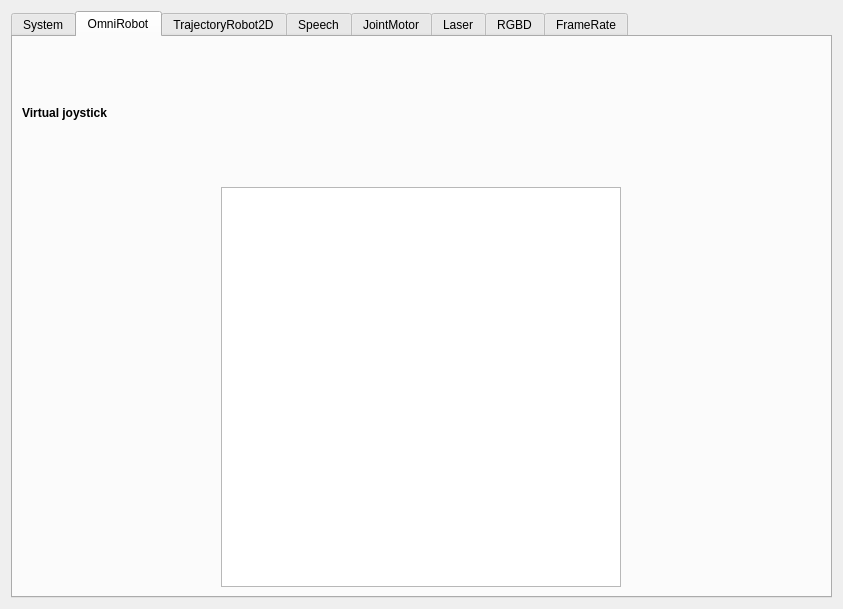
Old version of the form components/shellyPanel/src/mainUI.ui in the repository robocomp/robocomp-shelly.
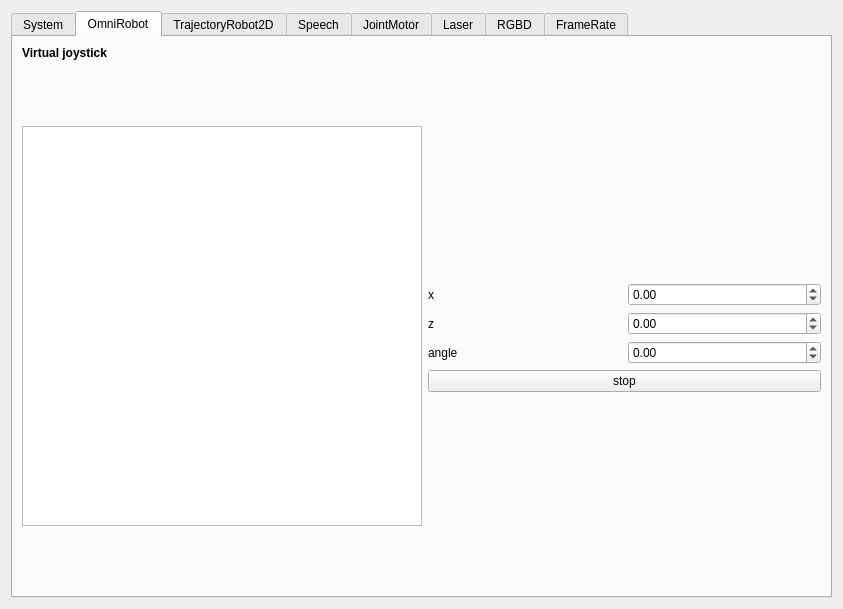
New version of the form. The open tabs and pages were chosen to show the change.

Diff of the .ui file:
```diff
--- a/components/shellyPanel/src/mainUI.ui
+++ b/components/shellyPanel/src/mainUI.ui
@@ -356,8 +356,8 @@
           </widget>
          </item>
          <item>
-          <layout class="QGridLayout" name="gridLayout_3">
-           <item row="0" column="0">
+          <layout class="QHBoxLayout" name="horizontalLayout_2">
+           <item>
             <widget class="QGraphicsView" name="graphicsViewJoyStick">
              <property name="minimumSize">
               <size>
@@ -373,6 +373,122 @@
              </property>
             </widget>
            </item>
+           <item>
+            <layout class="QVBoxLayout" name="verticalLayout_19">
+             <item>
+              <spacer name="verticalSpacer_18">
+               <property name="orientation">
+                <enum>Qt::Vertical</enum>
+               </property>
+               <property name="sizeHint" stdset="0">
+                <size>
+                 <width>20</width>
+                 <height>40</height>
+                </size>
+               </property>
+              </spacer>
+             </item>
+             <item>
+              <layout class="QHBoxLayout" name="horizontalLayout_6">
+               <item>
+                <widget class="QLabel" name="label_22">
+                 <property name="text">
+                  <string>x</string>
+                 </property>
+                </widget>
+               </item>
+               <item>
+                <widget class="QDoubleSpinBox" name="xOmniSB">
+                 <property name="minimum">
+                  <double>-200.000000000000000</double>
+                 </property>
+                 <property name="maximum">
+                  <double>200.000000000000000</double>
+                 </property>
+                 <property name="singleStep">
+                  <double>5.000000000000000</double>
+                 </property>
+                </widget>
+               </item>
+              </layout>
+             </item>
+             <item>
+              <layout class="QHBoxLayout" name="horizontalLayout_10">
+               <item>
+                <widget class="QLabel" name="label_23">
+                 <property name="text">
+                  <string>z</string>
+                 </property>
+                </widget>
+               </item>
+               <item>
+                <widget class="QDoubleSpinBox" name="zOmniSB">
+                 <property name="minimum">
+                  <double>-200.000000000000000</double>
+                 </property>
+                 <property name="maximum">
+                  <double>200.000000000000000</double>
+                 </property>
+                 <property name="singleStep">
+                  <double>5.000000000000000</double>
+                 </property>
+                </widget>
+               </item>
+              </layout>
+             </item>
+             <item>
+              <layout class="QHBoxLayout" name="horizontalLayout_11">
+               <item>
+                <widget class="QLabel" name="label_21">
+                 <property name="text">
+                  <string>angle</string>
+                 </property>
+                </widget>
+               </item>
+               <item>
+                <widget class="QDoubleSpinBox" name="angleOmniSB">
+                 <property name="minimum">
+                  <double>-0.800000000000000</double>
+                 </property>
+                 <property name="maximum">
+                  <double>0.800000000000000</double>
+                 </property>
+                 <property name="singleStep">
+                  <double>0.100000000000000</double>
+                 </property>
+                 <property name="value">
+                  <double>0.000000000000000</double>
+                 </property>
+                </widget>
+               </item>
+              </layout>
+             </item>
+             <item>
+              <layout class="QVBoxLayout" name="verticalLayout_20">
+               <item>
+                <widget class="QPushButton" name="omniStop">
+                 <property name="text">
+                  <string>stop</string>
+                 </property>
+                </widget>
+               </item>
+               <item>
+                <spacer name="verticalSpacer_17">
+                 <property name="orientation">
+                  <enum>Qt::Vertical</enum>
+                 </property>
+                 <property name="sizeHint" stdset="0">
+                  <size>
+                   <width>20</width>
+                   <height>40</height>
+                  </size>
+                 </property>
+                </spacer>
+               </item>
+              </layout>
+             </item>
+            </layout>
+           </item>
           </layout>
          </item>
         </layout>
```
Left out of the diff: 2 changed lines with no effect on the pictures.
